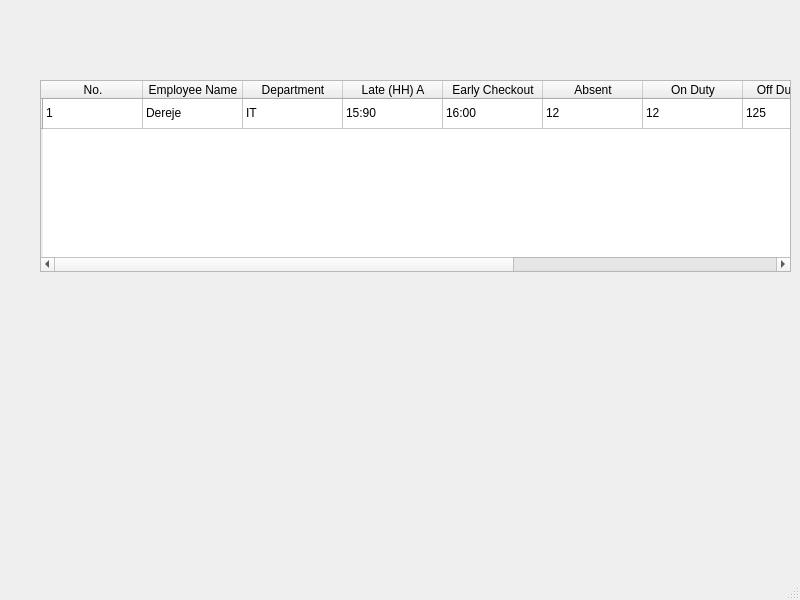
Qt form attendance.ui (derejetabzaw/bantu_hr_frontend) before a commit.
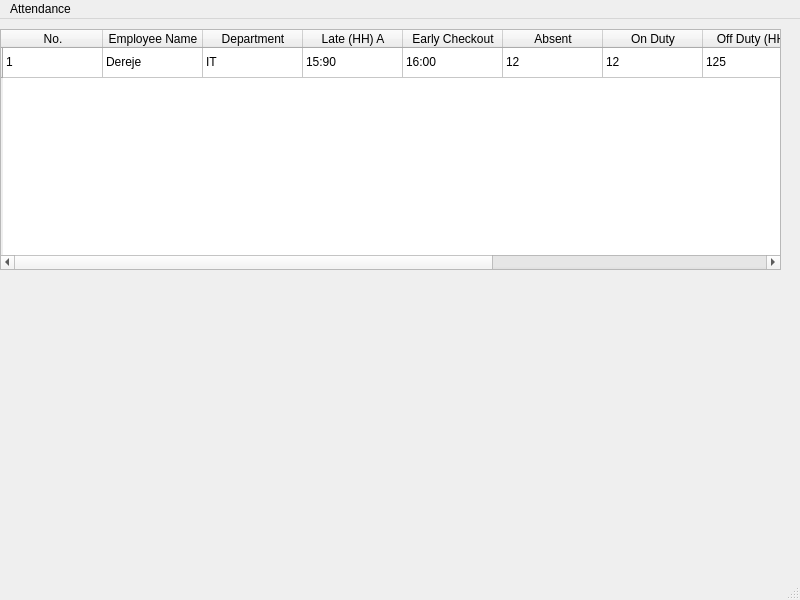
The same form after that commit.

The edit to the form file:
```diff
--- a/attendance.ui
+++ b/attendance.ui
@@ -17,12 +17,18 @@
    <widget class="QTableWidget" name="tableWidget">
     <property name="geometry">
      <rect>
-      <x>40</x>
-      <y>80</y>
-      <width>751</width>
-      <height>192</height>
+      <x>0</x>
+      <y>10</y>
+      <width>781</width>
+      <height>241</height>
      </rect>
     </property>
+    <property name="maximumSize">
+     <size>
+      <width>781</width>
+      <height>16777215</height>
+     </size>
+    </property>
     <attribute name="horizontalHeaderDefaultSectionSize">
      <number>100</number>
     </attribute>
@@ -149,9 +155,15 @@
      <x>0</x>
      <y>0</y>
      <width>800</width>
-     <height>20</height>
+     <height>21</height>
     </rect>
    </property>
+   <widget class="QMenu" name="menuAttendance">
+    <property name="title">
+     <string>Attendance</string>
+    </property>
+   </widget>
+   <addaction name="menuAttendance"/>
   </widget>
   <widget class="QStatusBar" name="statusbar"/>
  </widget>
```
